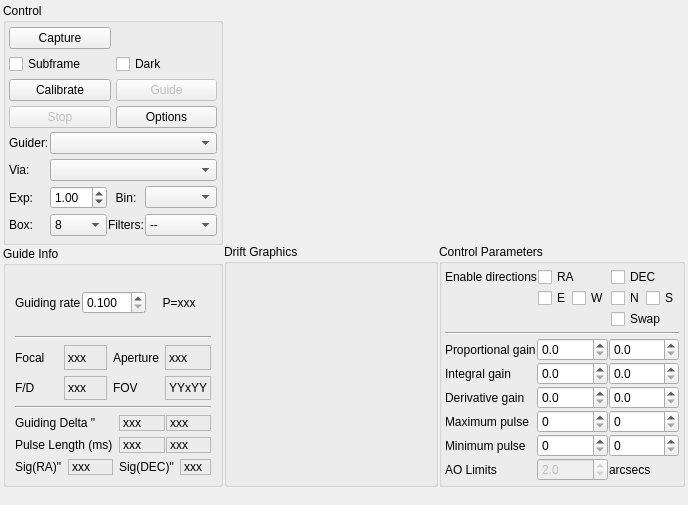
First picture: the form in kstars/ekos/guide/guide.ui, repository KDE/kstars, before the edit.
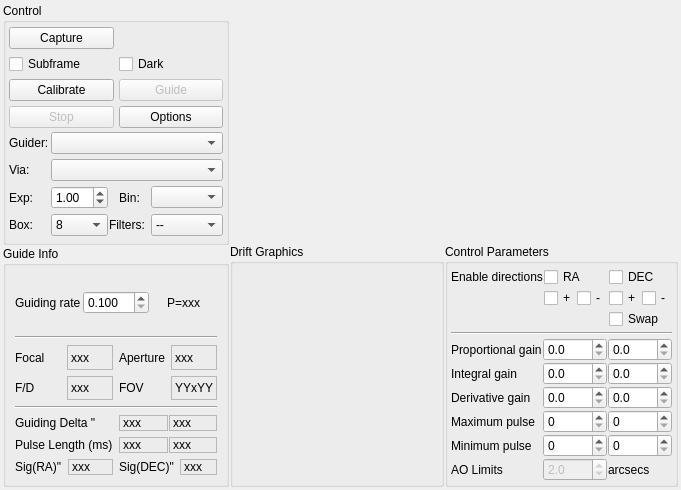
Second picture: the form after the edit. Custom widgets are drawn as their Qt base class.

What changed in the file:
```diff
--- a/kstars/ekos/guide/guide.ui
+++ b/kstars/ekos/guide/guide.ui
@@ -6,8 +6,8 @@
    <rect>
     <x>0</x>
     <y>0</y>
-    <width>686</width>
-    <height>505</height>
+    <width>681</width>
+    <height>486</height>
    </rect>
   </property>
   <layout class="QVBoxLayout" name="verticalLayout_5">
@@ -755,7 +755,7 @@
                    <string>East Direction Guiding</string>
                   </property>
                   <property name="text">
-                   <string>E</string>
+                   <string>+</string>
                   </property>
                  </widget>
                 </item>
@@ -765,7 +765,7 @@
                    <string>West Direction Guiding</string>
                   </property>
                   <property name="text">
-                   <string>W</string>
+                   <string>-</string>
                   </property>
                  </widget>
                 </item>
@@ -795,7 +795,7 @@
                    <string>North Direction Guiding</string>
                   </property>
                   <property name="text">
-                   <string>N</string>
+                   <string>+</string>
                   </property>
                  </widget>
                 </item>
@@ -805,7 +805,7 @@
                    <string>South Direction Guiding</string>
                   </property>
                   <property name="text">
-                   <string>S</string>
+                   <string>-</string>
                   </property>
                  </widget>
                 </item>
```
